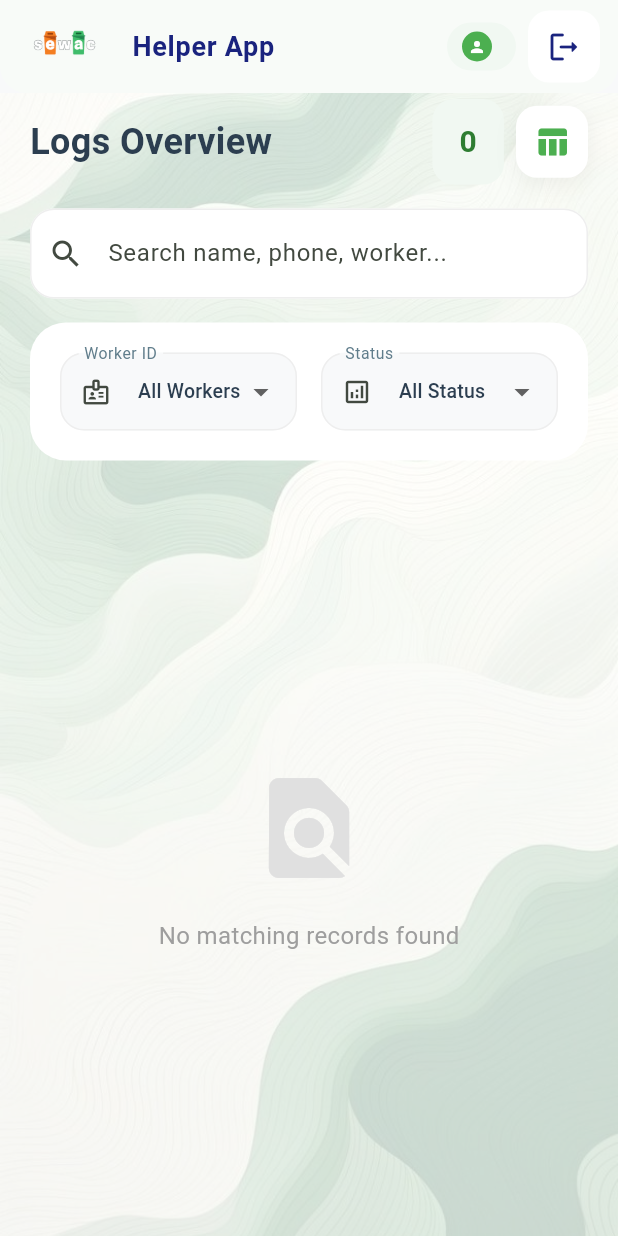
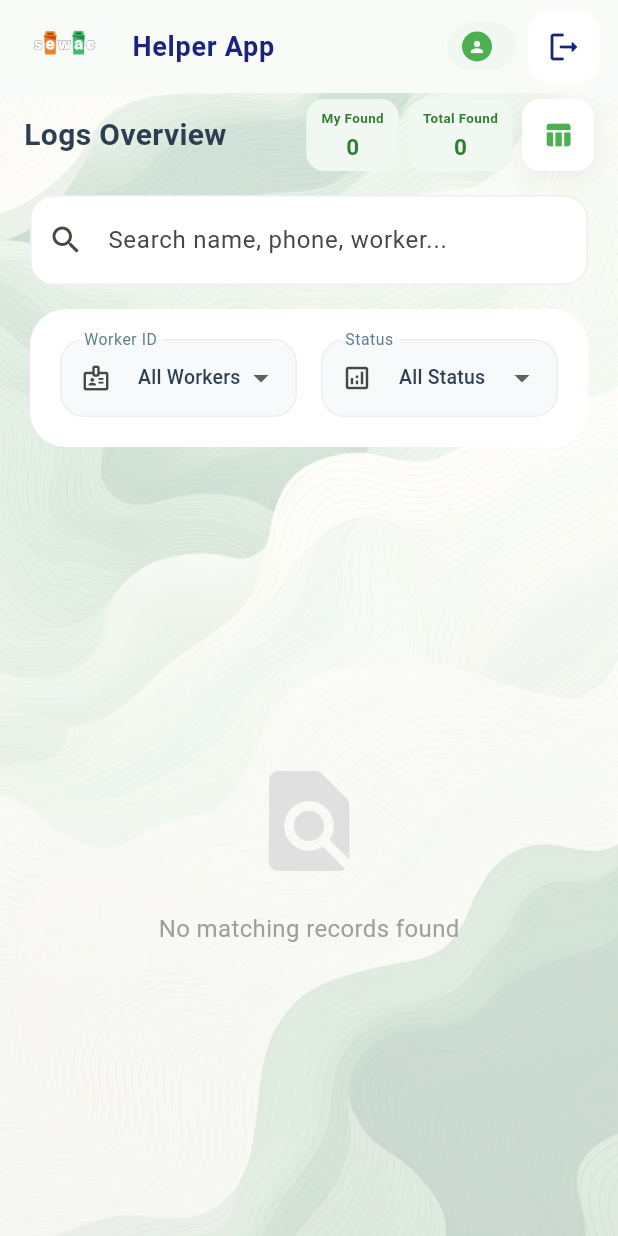
Before and after one commit to devsudhanshu-bel/sewac-helper-app, a Flutter app: the LogsScreen screen opened directly, on a phone screen of 412 x 824 dp. Run offline on Flutter 3.47's test engine with Material 3 defaults, Android fonts, the phone set to English and light mode, and no system bars; our stand-ins replace geolocator, google_fonts, image_picker, shared_preferences; accounts and stored records are empty; network calls fail; Roboto replaces fonts that are missing (Arimo).

Commit message:
Updated the entire app

```diff
--- a/lib/screens/logs_screen.dart
+++ b/lib/screens/logs_screen.dart
@@ -138,9 +138,16 @@ class _LogsScreenState extends State<LogsScreen>
 
   @override
   Widget build(BuildContext context) {
-    final myTotalLogs = _logs.where((log) {
+    // Computed variables inside build() for metrics counting status == "FOUND"
+    final myFoundLogs = _logs.where((log) {
       if (_adminName.isEmpty) return false;
-      return log.workerId.trim().toUpperCase() == _adminName.toUpperCase();
+      final isCurrentUser = log.workerId.trim().toUpperCase() == _adminName.toUpperCase();
+      final isFoundStatus = log.status.trim().toUpperCase() == "FOUND";
+      return isCurrentUser && isFoundStatus;
+    }).length;
+
+    final allFoundLogs = _logs.where((log) {
+      return log.status.trim().toUpperCase() == "FOUND";
     }).length;
 
     final filteredLogs = _logs.where((log) {
@@ -186,43 +193,92 @@ class _LogsScreenState extends State<LogsScreen>
           child: Column(
             children: [
               Padding(
-                padding: const EdgeInsets.fromLTRB(20, 4, 20, 16),
+                padding: const EdgeInsets.fromLTRB(16, 4, 16, 16),
                 child: Row(
                   mainAxisAlignment: MainAxisAlignment.spaceBetween,
                   children: [
                     const Text(
                       "Logs Overview",
                       style: TextStyle(
-                        fontSize: 24,
+                        fontSize: 20,
                         fontWeight: FontWeight.bold,
                         color: Color(0xFF2C3E50),
                       ),
                     ),
                     Row(
                       children: [
+                        // Box 1: Logged-in worker's FOUND logs
                         Container(
-                          margin: const EdgeInsets.only(right: 8),
+                          margin: const EdgeInsets.only(right: 6),
                           padding: const EdgeInsets.symmetric(
-                            horizontal: 18,
-                            vertical: 14,
+                            horizontal: 10,
+                            vertical: 6,
                           ),
                           decoration: BoxDecoration(
                             color: const Color(0xFFF1F8F2),
-                            borderRadius: BorderRadius.circular(14),
+                            borderRadius: BorderRadius.circular(12),
                           ),
-                          child: Text(
-                            "$myTotalLogs",
-                            style: const TextStyle(
-                              fontSize: 20,
-                              fontWeight: FontWeight.w700,
-                              color: Color(0xFF2E7D32),
-                            ),
+                          child: Column(
+                            mainAxisSize: MainAxisSize.min,
+                            children: [
+                              const Text(
+                                "My Found",
+                                style: TextStyle(
+                                  fontSize: 9,
+                                  fontWeight: FontWeight.w600,
+                                  color: Color(0xFF2E7D32),
+                                ),
+                              ),
+                              const SizedBox(height: 2),
+                              Text(
+                                "$myFoundLogs",
+                                style: const TextStyle(
+                                  fontSize: 15,
+                                  fontWeight: FontWeight.w700,
+                                  color: Color(0xFF2E7D32),
+                                ),
+                              ),
+                            ],
+                          ),
+                        ),
+                        // Box 2: Total Found counts across all workers
+                        Container(
+                          margin: const EdgeInsets.only(right: 6),
+                          padding: const EdgeInsets.symmetric(
+                            horizontal: 10,
+                            vertical: 6,
+                          ),
+                          decoration: BoxDecoration(
+                            color: const Color(0xFFF1F8F2),
+                            borderRadius: BorderRadius.circular(12),
+                          ),
+                          child: Column(
+                            mainAxisSize: MainAxisSize.min,
+                            children: [
+                              const Text(
+                                "Total Found",
+                                style: TextStyle(
+                                  fontSize: 9,
+                                  fontWeight: FontWeight.w600,
+                                  color: Color(0xFF2E7D32),
+                                ),
+                              ),
+                              const SizedBox(height: 2),
+                              Text(
+                                "$allFoundLogs",
+                                style: const TextStyle(
+                                  fontSize: 15,
+                                  fontWeight: FontWeight.w700,
+                                  color: Color(0xFF2E7D32),
+                                ),
+                              ),
+                            ],
                           ),
                         ),
                         Container(
                           decoration: BoxDecoration(
                             color: Colors.white,
-                            borderRadius: BorderRadius.circular(14),
+                            borderRadius: BorderRadius.circular(12),
                             boxShadow: [
                               BoxShadow(
                                 color: Colors.black.withOpacity(0.06),
@@ -232,6 +288,11 @@ class _LogsScreenState extends State<LogsScreen>
                             ],
                           ),
                           child: IconButton(
+                            constraints: const BoxConstraints(
+                              minWidth: 38,
+                              minHeight: 38,
+                            ),
+                            padding: EdgeInsets.zero,
                             onPressed: () {
                               setState(() {
                                 _isTableView = !_isTableView;
@@ -248,6 +309,7 @@ class _LogsScreenState extends State<LogsScreen>
                                     : Icons.table_chart_rounded,
                                 key: ValueKey(_isTableView),
                                 color: const Color(0xFF4CAF50),
+                                size: 20,
                               ),
                             ),
                           ),
@@ -409,7 +471,6 @@ class _LogsScreenState extends State<LogsScreen>
         String cardPhotoUrl =
             logMap["photoUrl"]?.toString() ?? log.photoUrl ?? logMap["photo"]?.toString() ?? "";
 
-        // Normalize variations of stringified database "null" entries
         if (cardPhotoUrl.trim() == "null" || cardPhotoUrl.trim().isEmpty) {
           cardPhotoUrl = "";
         }
@@ -490,66 +551,27 @@ class _LogsScreenState extends State<LogsScreen>
                           child: ClipRRect(
                             borderRadius: BorderRadius.circular(12),
                             child: cardPhotoUrl.trim().isNotEmpty
-
                                 ? Image.network(
-
                               cardPhotoUrl.trim(),
-
                               fit: BoxFit.cover,
-
-                              loadingBuilder:
-                                  (
-                                  context,
-                                  child,
-                                  loadingProgress,
-                                  ) {
-
-                                if (
-                                loadingProgress == null
-                                ) {
-
-                                  return child;
-
-                                }
-
+                              loadingBuilder: (context, child, loadingProgress) {
+                                if (loadingProgress == null) return child;
                                 return const Center(
-                                  child:
-                                  CircularProgressIndicator(
-                                    strokeWidth: 2,
-                                  ),
+                                  child: CircularProgressIndicator(strokeWidth: 2),
                                 );
-
                               },
-
-                              errorBuilder:
-                                  (
-                                  context,
-                                  error,
-                                  stackTrace,
-                                  ) {
-
-                                print(
-                                    "IMAGE LOAD ERROR => $error"
-                                );
-
-                                print(
-                                    "FAILED URL => $cardPhotoUrl"
-                                );
-
+                              errorBuilder: (context, error, stackTrace) {
+                                print("IMAGE LOAD ERROR => $error");
                                 return Container(
-                                  color:
-                                  Colors.grey.shade200,
+                                  color: Colors.grey.shade200,
                                   child: const Icon(
                                     Icons.broken_image_outlined,
                                     color: Colors.redAccent,
                                     size: 26,
                                   ),
                                 );
-
                               },
-
                             )
-
                                 : Container(
                               color: Colors.grey.shade200,
                               child: const Icon(
```
Also changed, not shown: lib/screens/dashboard_screen.dart (+70 -26 lines).
